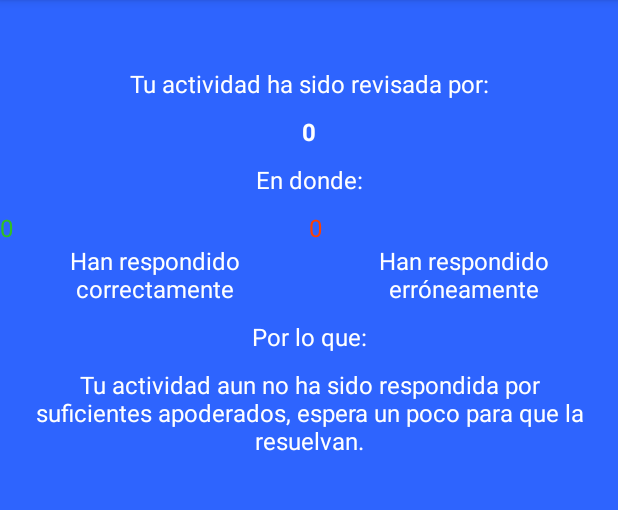
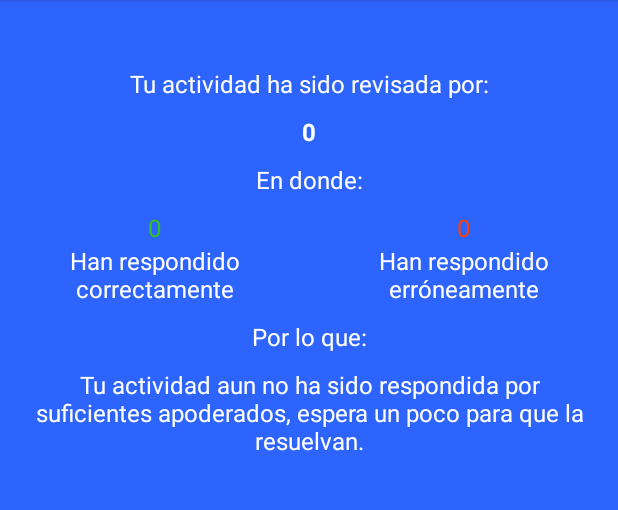
Before and after one commit to Detox0/SCAP-Profesores, an Android app: the SESDetailActivity screen opened directly, with no data from a screen before it, on a phone screen of 412 x 824 dp, the part 84-594 px from its top. Run offline under Robolectric (Android 15) with nearby library versions, the phone set to English and light mode, and no system bars.

Commit message:
Version beta, aun falta guardar el ID de un profesor cuando este realiza una actividad SES.

```diff
--- a/app/src/main/java/com/usach/sebastianvallejos/scapprofesores/Activities/CreateActivity.java
+++ b/app/src/main/java/com/usach/sebastianvallejos/scapprofesores/Activities/CreateActivity.java
@@ -248,8 +248,8 @@ public class CreateActivity extends AppCompatActivity {
                     //Se guardan las cantidades de actividades actuales en la seccion de configuracion
                     guardarRef.child("config").child("ses").setValue(id);
                     //Se guarda en el profesor el ID de la actividad SES
-                    //Aun no funciona
-                    guardarRef.child("profesores/"+profesor.getId()+"/actividadesSES").setValue(id,true);
+                    //REVISAR
+                    guardarRef.child("profesores/"+profesor.getId()+"/actividadesSES/").setValue(id,true);
 
 
                     Toast.makeText(getApplicationContext(),"Actividad guardada exitosamente.",Toast.LENGTH_SHORT).show();
@@ -309,6 +309,7 @@ public class CreateActivity extends AppCompatActivity {
             public void onChildAdded(DataSnapshot dataSnapshot, String s) {
                 if(dataSnapshot.getKey().toString().equals("ses"))
                 {
+
                     id = dataSnapshot.getValue().toString();
                 }
             }
--- a/app/src/main/res/layout/activity_sesdetail.xml
+++ b/app/src/main/res/layout/activity_sesdetail.xml
@@ -68,7 +68,8 @@
                     android:layout_marginTop="10dp"
                     android:textSize="16dp"
                     android:textColor="@color/verde"
-                    android:layout_gravity="center"/>
+                    android:layout_gravity="center"
+                    android:gravity="center_horizontal"/>
 
                 <TextView
                     android:layout_width="match_parent"
@@ -93,7 +94,8 @@
                     android:layout_marginTop="10dp"
                     android:textSize="16dp"
                     android:textColor="@color/rojo"
-                    android:layout_gravity="center"/>
+                    android:layout_gravity="center"
+                    android:gravity="center_horizontal"/>
 
                 <TextView
                     android:layout_width="match_parent"
```
